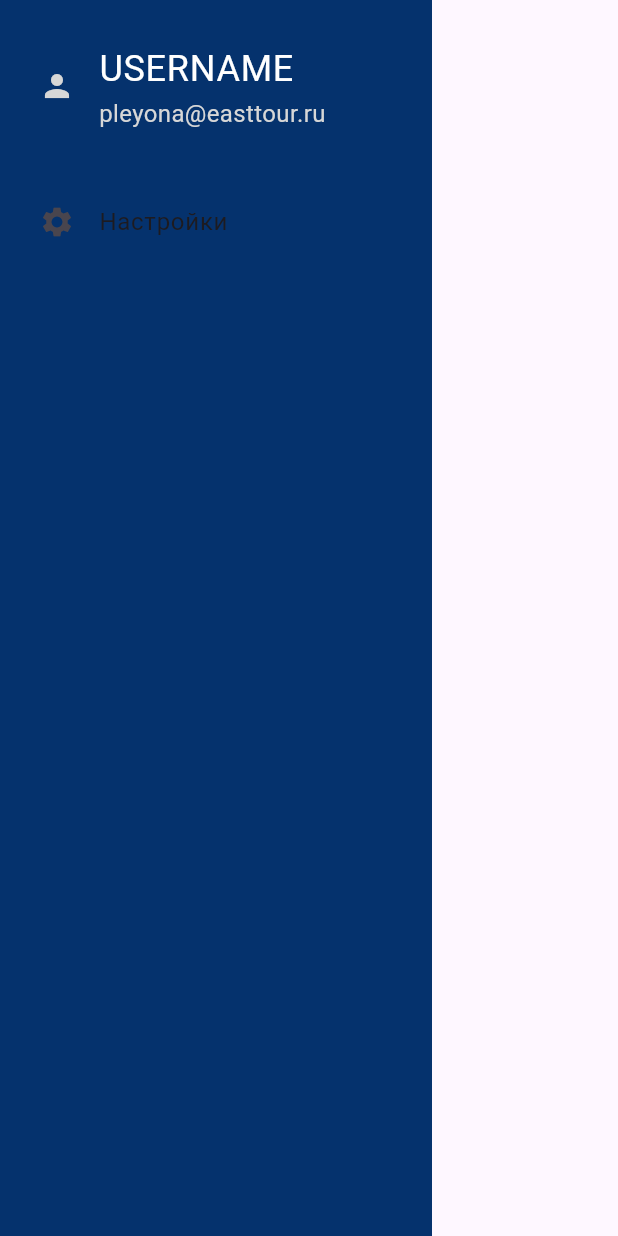
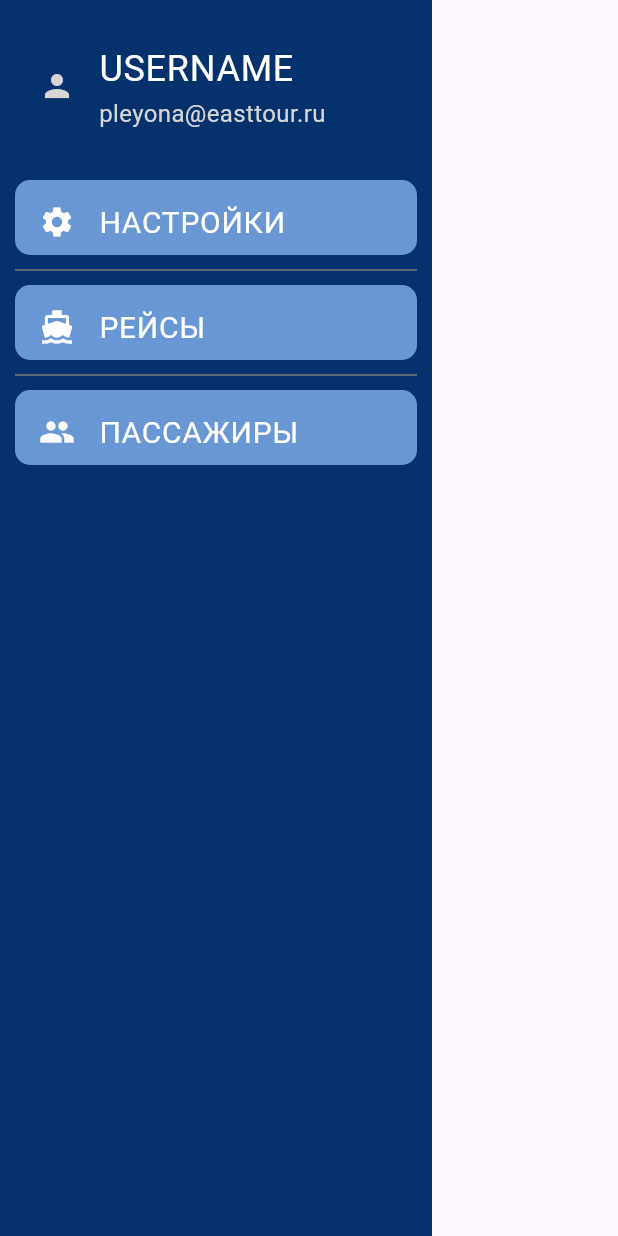
Before and after one commit to eskov-ea/passenger_counter, a Flutter app: the screen it shows after launch, after a tap on "Войти", on a phone screen of 412 x 824 dp. Run offline on Flutter 3.47's test engine with Material 2 defaults, Android fonts, the phone set to English and light mode, and no system bars; our stand-ins replace equatable, flutter_bloc, flutter_secure_storage.

Commit message:
workflow home

```diff
--- a/lib/theme.dart
+++ b/lib/theme.dart
@@ -28,6 +28,7 @@ abstract class DarkColors {
 
   static const textMain = Color(0xFFFFFFFF);
   static const textSecondary = Color(0xFFD7D7D7);
+  static const textFaded = Color(0xFF797979);
   static const textInfo1 = Color(0xFFA66600);
   static const textInfo2 = Color(0xFFBF8830);
 }
@@ -53,6 +54,7 @@ abstract class AppColors {
 
   static Color textMain = isDark ? DarkColors.textMain : Color(0xFFFFFFFF);
   static Color textSecondary = isDark ? DarkColors.textSecondary : Color(0xFFD7D7D7);
+  static Color textFaded = isDark ? DarkColors.textFaded : Color(0xFFD7D7D7);
   static Color textInfo1 = isDark ? DarkColors.textInfo1 : Color(0xFFA66600);
   static Color textInfo2 = isDark ? DarkColors.textInfo2 : Color(0xFFBF8830);
 }
--- a/lib/ui/screens/auth_screen.dart
+++ b/lib/ui/screens/auth_screen.dart
@@ -55,13 +55,11 @@ class _AuthScreenState extends State<AuthScreen> {
               child: CustomSizeContainer(GestureDetector(
                 onTap: () => FocusManager.instance.primaryFocus?.unfocus(),
                 child: Column(
+                  mainAxisAlignment: MainAxisAlignment.start,
                   children: [
-                    Padding(
-                      padding: const EdgeInsets.only(top: 10),
-                      child: Image.asset(
-                        'assets/DV-rybak-logo-cropped.png',
-                        height: 300,
-                      ),
+                    Image.asset(
+                      'assets/DV-rybak-logo-cropped.png',
+                      height: 260,
                     ),
                     Padding(
                       padding: const EdgeInsets.only(left: 30, right: 30, top: 30),
--- a/lib/ui/screens/homescreen.dart
+++ b/lib/ui/screens/homescreen.dart
@@ -45,10 +45,54 @@ class _HomeScreenState extends State<HomeScreen> {
   Widget SideMenu(BuildContext context) {
     return Container(
       padding: EdgeInsets.symmetric(vertical: 20, horizontal: 10),
-      child: ListTile(
-        leading: Icon(Icons.settings),
-        title: Text("Настройки"),
-      ),
+      child: Column(
+        children: [
+          Container(
+            decoration: BoxDecoration(
+                color: AppColors.backgroundMain5,
+                borderRadius: BorderRadius.all(Radius.circular(10))
+            ),
+            constraints: BoxConstraints(
+                maxWidth: double.infinity,
+                maxHeight: 50
+            ),
+            child: ListTile(
+              leading: Icon(Icons.settings, color: AppColors.textMain),
+              title: Text("Настройки".toUpperCase(), style: TextStyle(fontSize: 20, color: AppColors.textMain)),
+            ),
+          ),
+          Divider(height: 20, color: AppColors.textFaded, thickness: 1,),
+          Container(
+            decoration: BoxDecoration(
+                color: AppColors.backgroundMain5,
+                borderRadius: BorderRadius.all(Radius.circular(10))
+            ),
+            constraints: BoxConstraints(
+                maxWidth: double.infinity,
+                maxHeight: 50
+            ),
+            child: ListTile(
+              leading: Icon(Icons.directions_boat, color: AppColors.textMain),
+              title: Text("Рейсы".toUpperCase(), style: TextStyle(fontSize: 20, color: AppColors.textMain)),
+            ),
+          ),
+          Divider(height: 20, color: AppColors.textFaded, thickness: 1,),
+          Container(
+            decoration: BoxDecoration(
+                color: AppColors.backgroundMain5,
+                borderRadius: BorderRadius.all(Radius.circular(10))
+            ),
+            constraints: BoxConstraints(
+                maxWidth: double.infinity,
+                maxHeight: 50
+            ),
+            child: ListTile(
+              leading: Icon(Icons.people, color: AppColors.textMain),
+              title: Text("Пассажиры".toUpperCase(), style: TextStyle(fontSize: 20, color: AppColors.textMain)),
+            ),
+          ),
+        ],
+      )
     );
   }
 }
```
Also changed, not shown: 3 other files.
